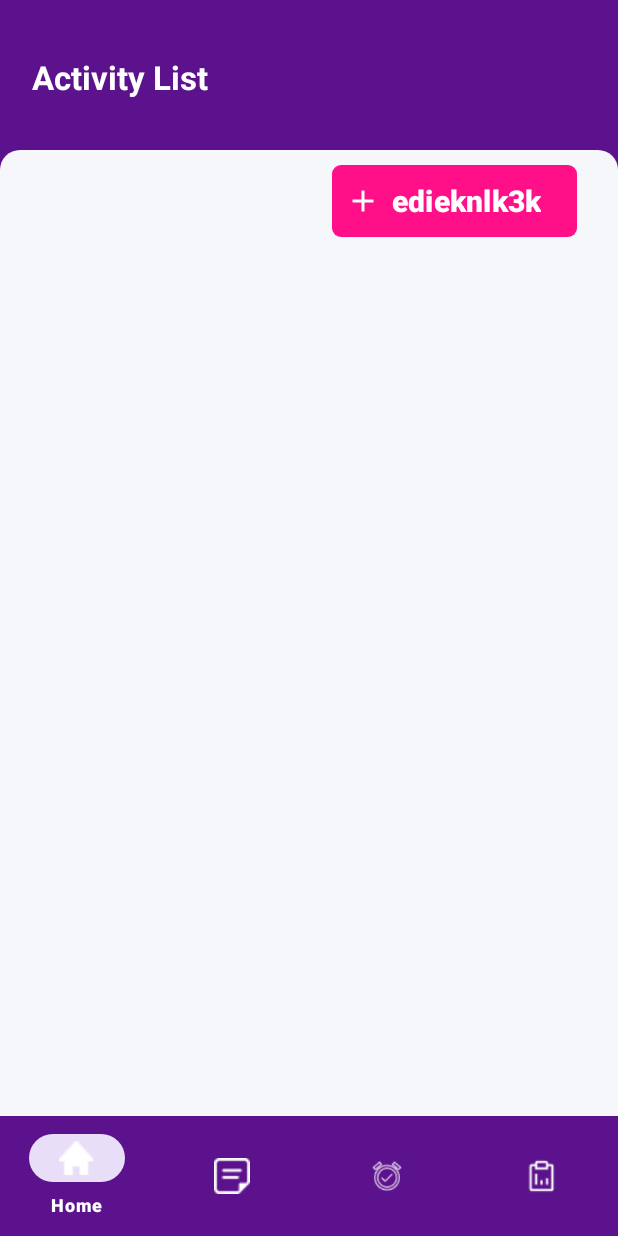
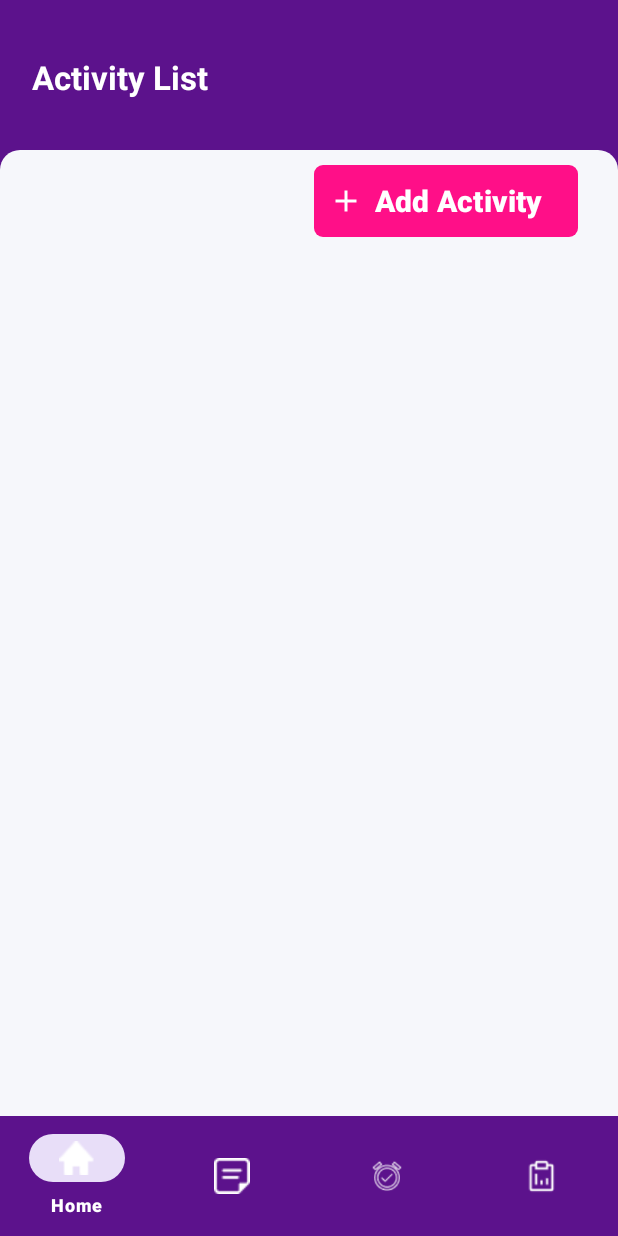
Before and after one commit to Ayeshazulfiqar895/TimeTrackingApp, an Android app: the fragment ActivityCategoryFragment placed in its activity, on a phone screen of 412 x 824 dp. Run offline under Robolectric (Android 15) with nearby library versions, the phone set to English and light mode, and no system bars; our stand-ins replace Firebase (no records; nobody signed in at launch, a user with empty details on screens opened directly).

Commit message:
changed btn name

```diff
--- a/app/src/main/res/layout/fragment_list.xml
+++ b/app/src/main/res/layout/fragment_list.xml
@@ -46,7 +46,7 @@
                 android:height="20dp"
                 android:background="@drawable/login_fields"
                 android:paddingStart="40dp"
-                android:text="edieknlk3k"
+                android:text="Add Activity"
                 android:textSize="20dp"
                 android:textStyle="bold"
                 app:layout_constraintEnd_toEndOf="parent"
```
